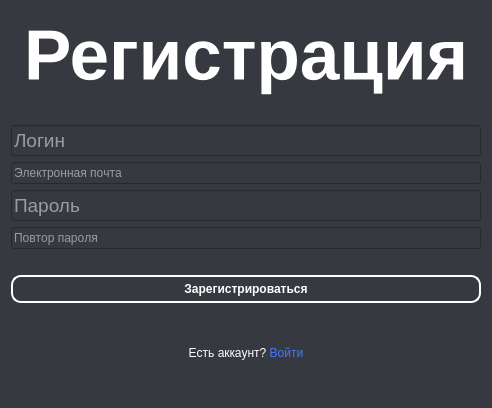
ArtShibaev/Bugtracker, file interfaces/registration_form.ui: the form before one commit.
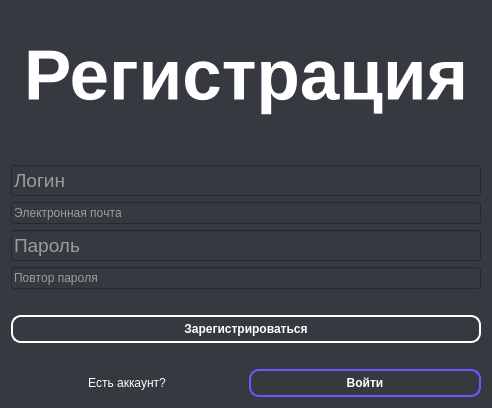
The form after the commit.

Commit message: Сделана навигация между регистрацией и входом Все-таки через кнопки

What changed in the file:
```diff
--- a/interfaces/registration_form.ui
+++ b/interfaces/registration_form.ui
@@ -180,7 +180,7 @@
       </widget>
      </item>
      <item>
-      <spacer name="horizontalSpacer">
+      <spacer name="horizontalSpacer_3">
        <property name="orientation">
         <enum>Qt::Horizontal</enum>
        </property>
@@ -214,18 +214,52 @@
       </widget>
      </item>
      <item>
-      <widget class="QLabel" name="label_register">
-       <property name="styleSheet">
-        <string notr="true"/>
+      <spacer name="horizontalSpacer">
+       <property name="orientation">
+        <enum>Qt::Horizontal</enum>
        </property>
-       <property name="text">
-        <string>Есть аккаунт? &lt;a href=&quot;login_page.ui&quot; style=&quot;text-decoration: none;
-color: rgb(66, 119, 255)&quot;&gt;Войти&lt;/a&gt;</string>
+       <property name="sizeHint" stdset="0">
+        <size>
+         <width>40</width>
+         <height>20</height>
+        </size>
        </property>
-       <property name="alignment">
-        <set>Qt::AlignCenter</set>
-       </property>
-      </widget>
+      </spacer>
+     </item>
+     <item>
+      <layout class="QHBoxLayout" name="horizontalLayout">
+       <item>
+        <widget class="QLabel" name="label">
+         <property name="text">
+          <string>Есть аккаунт?</string>
+         </property>
+         <property name="alignment">
+          <set>Qt::AlignCenter</set>
+         </property>
+        </widget>
+       </item>
+       <item>
+        <widget class="QPushButton" name="login_button">
+         <property name="font">
+          <font>
+           <weight>75</weight>
+           <bold>true</bold>
+          </font>
+         </property>
+         <property name="cursor">
+          <cursorShape>PointingHandCursor</cursorShape>
+         </property>
+         <property name="styleSheet">
+          <string notr="true">border: 2px solid rgb(107, 89, 255);
+padding: 5px;
+border-radius: 10px;</string>
+         </property>
+         <property name="text">
+          <string>Войти</string>
+         </property>
+        </widget>
+       </item>
+      </layout>
      </item>
     </layout>
    </item>
```
The commit also changes 3 other files.
